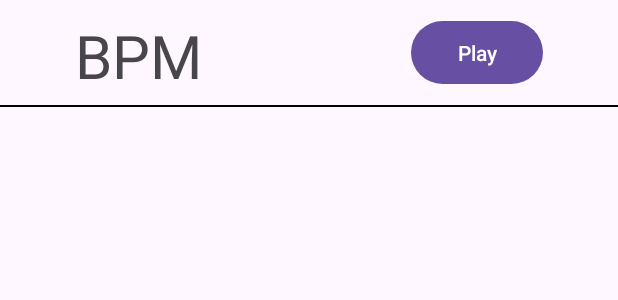
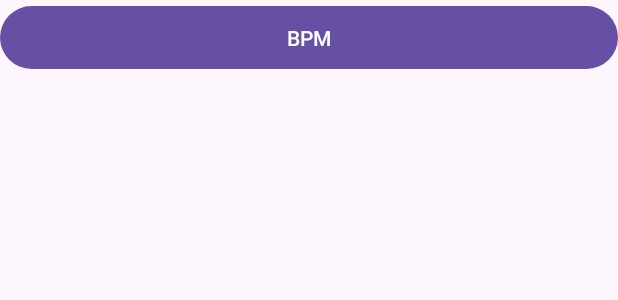
Before and after one commit to eggzdee1/Presetronome, an Android app: the layout bpm_entry_view.xml on its own in the app's theme, with its tools: preview values and no code run, on a phone screen of 412 x 824 dp. Shown: the top 300 px of the screen. Run offline under Robolectric (Android 15) with nearby library versions, the phone set to English and light mode, and no system bars.

Commit message:
Made each BPM entry just a button with a number to select. Will add universal play and delete buttons in MainActivity later.

```diff
--- a/app/src/main/res/layout/bpm_entry_view.xml
+++ b/app/src/main/res/layout/bpm_entry_view.xml
@@ -5,33 +5,15 @@
     android:layout_height="wrap_content"
     xmlns:tools="http://schemas.android.com/tools">
 
-    <TextView
-        android:id="@+id/bpmText"
+    <Button
+        android:id="@+id/bpmButton"
         android:layout_width="match_parent"
         android:layout_height="50dp"
-        android:layout_marginStart="50dp"
-        android:textSize="40sp"
-        app:layout_constraintStart_toStartOf="parent"
-        app:layout_constraintTop_toTopOf="parent"
-        tools:text="BPM"
-        android:layout_marginTop="10dp"/>
+        android:text="BPM"
+        app:layout_constraintBottom_toBottomOf="parent"
+        app:layout_constraintEnd_toEndOf="parent"
+        app:layout_constraintStart_toStartOf="parent" />
 
-    <Button
-        android:id="@+id/playPause"
-        android:layout_width="wrap_content"
-        android:layout_height="50dp"
-        android:layout_marginEnd="50dp"
-        android:text="Play"
-        app:layout_constraintEnd_toEndOf="parent"
-        app:layout_constraintTop_toTopOf="@+id/bpmText" />
-
-    <LinearLayout
-        android:layout_width="match_parent"
-        android:layout_height="1dp"
-        android:background="@color/black"
-        app:layout_constraintTop_toBottomOf="@+id/bpmText"
-        tools:layout_editor_absoluteX="0dp"
-        android:layout_marginTop="10dp"/>
 
 
 </androidx.constraintlayout.widget.ConstraintLayout>
```
Also changed, not shown: app/src/main/java/com/eggzdee/presetronome/MainActivity.java (+20 -9 lines), app/src/main/java/com/eggzdee/presetronome/MyAdapter.java (+6 -7 lines), app/src/main/java/com/eggzdee/presetronome/MyViewHolder.java (+4 -7 lines).
